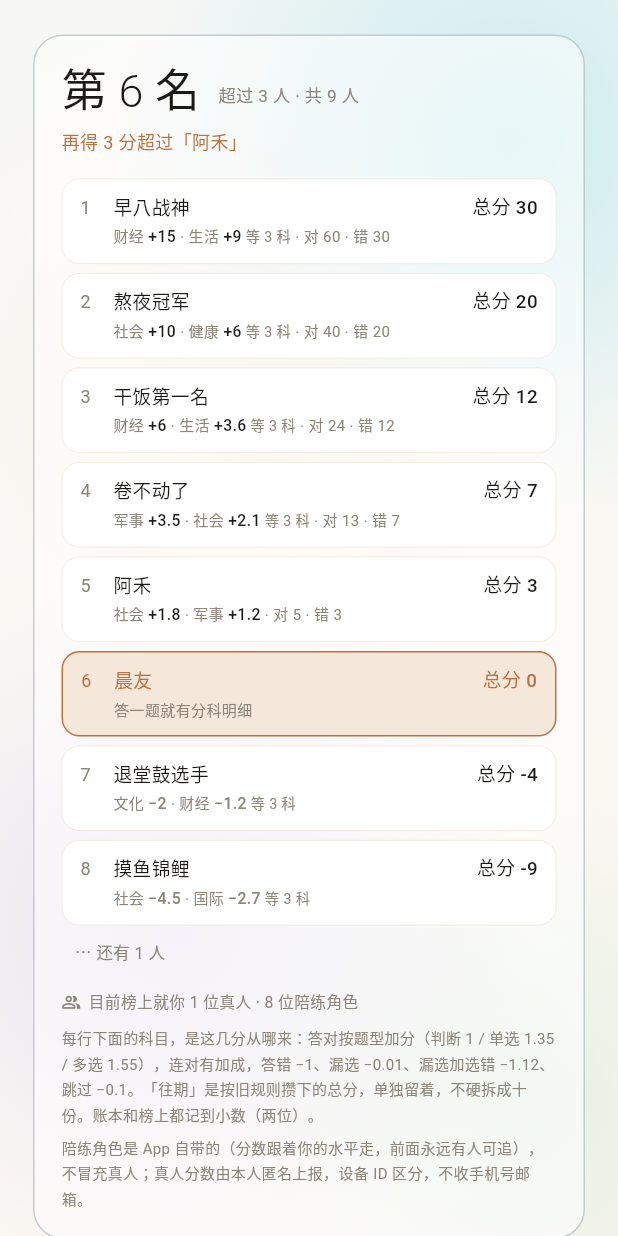
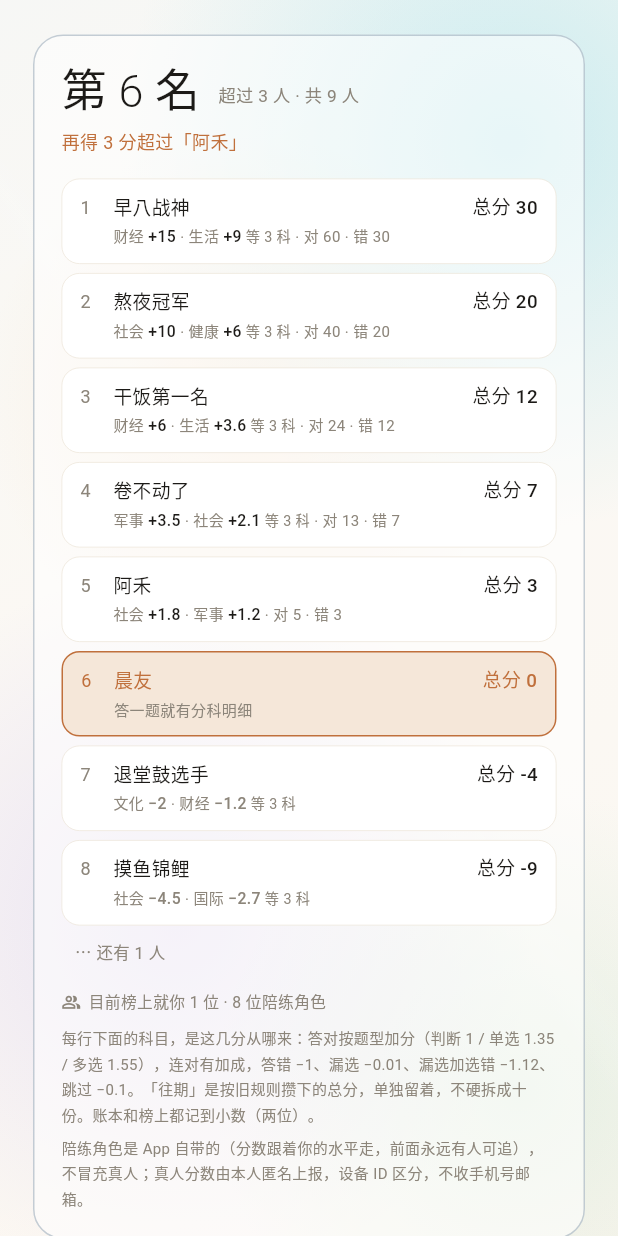
Before and after one commit to xia259214-beep/morning-app, a Flutter app: the RankPage screen opened directly, scrolled down 576 dp, on a phone screen of 412 x 824 dp. Run offline on Flutter 3.47's test engine with Material 3 defaults, Android fonts, the phone set to English and light mode, and no system bars; accounts and stored records are empty; network calls fail.

Commit message:
v1.22.4: 排行榜底部人数文案去掉「真人」二字，其余文案保留

```diff
--- a/lib/core.dart
+++ b/lib/core.dart
@@ -9,7 +9,7 @@ import 'glass.dart';
 import 'liquid.dart';
 
 /// App 版本号（与 pubspec.yaml 同步）。展示与崩溃日志都用它，避免写死多处。
-const String kAppVersion = '1.22.3';
+const String kAppVersion = '1.22.4';
 
 // ============================================================================
 // 1. 设计系统（Minimal / 安静 / 温暖）
--- a/lib/pages_rank.dart
+++ b/lib/pages_rank.dart
@@ -506,11 +506,11 @@ class _RankPageState extends State<RankPage> {
                       size: 13, color: AppColor.sub),
                   const SizedBox(width: 5),
                   // 自己也是一位真人，别把它漏在计数外面——
-                  // 「0 位真人」会让答了题的人以为上报没生效。
+                  // 「0 位」会让答了题的人以为上报没生效。
                   Text(
                       b.realCount == 0
-                          ? '目前榜上就你 1 位真人 · ${b.builtInCount} 位陪练角色'
-                          : '${b.realCount + 1} 位真人（含你） · ${b.builtInCount} 位陪练角色',
+                          ? '目前榜上就你 1 位 · ${b.builtInCount} 位陪练角色'
+                          : '${b.realCount + 1} 位（含你） · ${b.builtInCount} 位陪练角色',
                       style: TextStyle(fontSize: 10.5, color: AppColor.sub)),
                 ],
               ),
--- a/pubspec.yaml
+++ b/pubspec.yaml
@@ -2,7 +2,7 @@ name: morning
 description: "晨序 MORNING —— 让每一个清晨都有意义。Android 智能闹钟与晨间流程 App（V1）。"
 publish_to: 'none'
 
-version: 1.22.3+45
+version: 1.22.4+46
 
 environment:
   sdk: ^3.5.4
```
Also changed, not shown: 5 other files.
